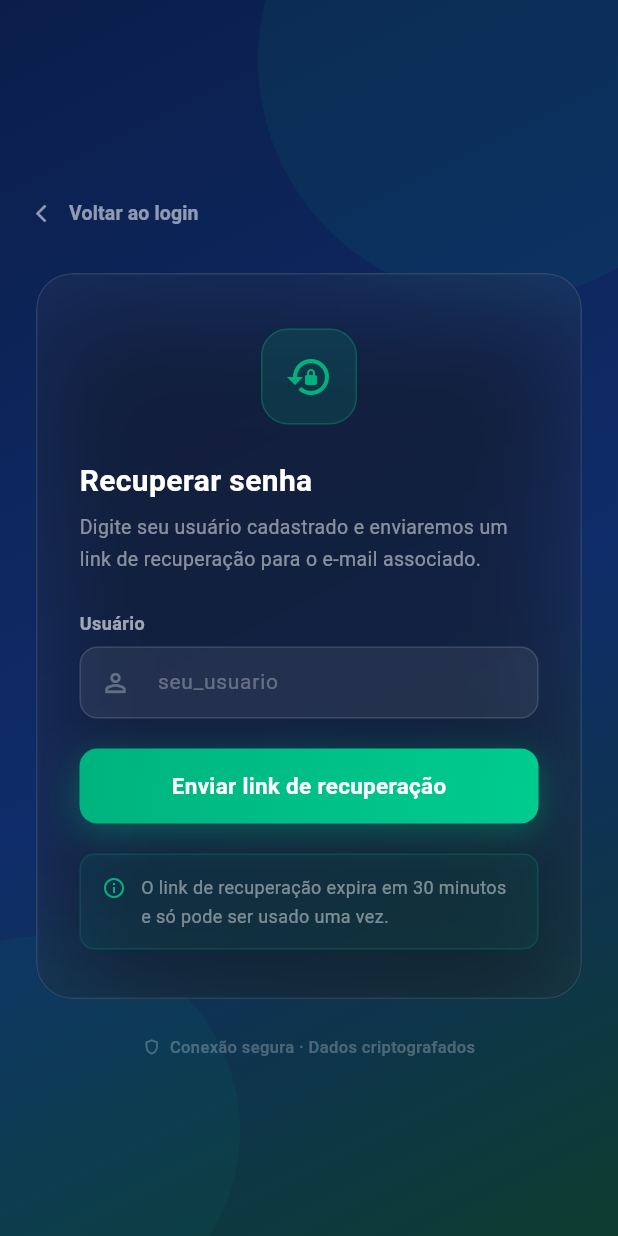
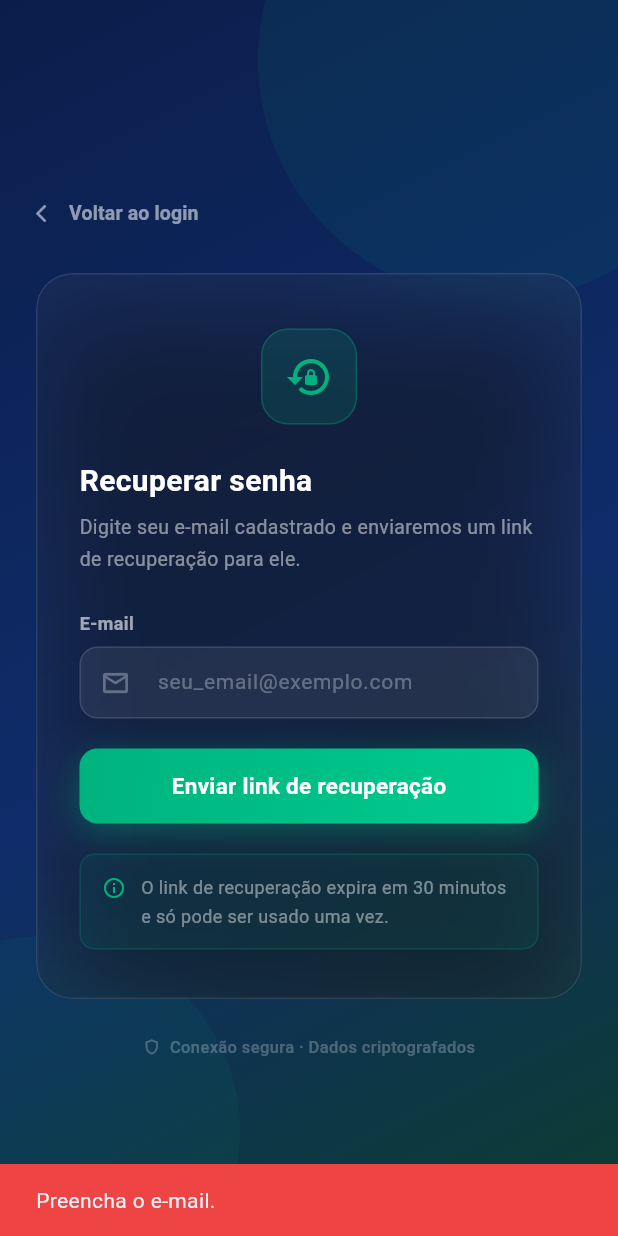
Before and after one commit to tavinskrt/equisim, a Flutter app: the _ForgotPasswordScreenContent screen opened directly, after a tap on "Enviar link de recuperação", on a phone screen of 412 x 824 dp. Run offline on Flutter 3.47's test engine with Material 3 defaults, Android fonts, the phone set to English and light mode, and no system bars; our stand-ins replace firebase_auth, firebase_core, flutter_dotenv; accounts and stored records are empty.

Commit message:
Sistema de Login via Firebase Auth implementado

```diff
--- a/lib/controllers/forgot_password_controller.dart
+++ b/lib/controllers/forgot_password_controller.dart
@@ -1,19 +1,39 @@
 import 'package:flutter/material.dart';
+import 'package:firebase_auth/firebase_auth.dart';
 
 class ForgotPasswordController extends ChangeNotifier {
-  String username = '';
+  String email = '';
+  bool isLoading = false;
 
-  void setUsername(String value) {
-    username = value;
+  void setEmail(String value) {
+    email = value.trim();
     notifyListeners();
   }
 
-  Future<bool> sendRecoveryLink() async {
-    if (username.trim().isEmpty) return false;
+  Future<String?> sendRecoveryLink() async {
+    if (email.isEmpty) return 'Preencha o e-mail.';
 
-    // Simula uma requisição de rede
-    await Future.delayed(const Duration(seconds: 1));
-    debugPrint('Link de recuperação enviado para o usuário: $username');
-    return true;
+    isLoading = true;
+    notifyListeners();
+
+    try {
+      await FirebaseAuth.instance.sendPasswordResetEmail(email: email);
+      isLoading = false;
+      notifyListeners();
+      return null; // Sucesso
+    } on FirebaseAuthException catch (e) {
+      isLoading = false;
+      notifyListeners();
+      if (e.code == 'user-not-found') {
+        return 'Nenhum usuário encontrado para esse e-mail.';
+      } else if (e.code == 'invalid-email') {
+        return 'O formato do e-mail é inválido.';
+      }
+      return 'Erro: ${e.message}';
+    } catch (e) {
+      isLoading = false;
+      notifyListeners();
+      return 'Erro inesperado: $e';
+    }
   }
 }
--- a/lib/controllers/login_controller.dart
+++ b/lib/controllers/login_controller.dart
@@ -1,12 +1,14 @@
 import 'package:flutter/material.dart';
+import 'package:firebase_auth/firebase_auth.dart';
 
 class LoginController extends ChangeNotifier {
-  String username = '';
+  String email = '';
   String password = '';
   bool showPassword = false;
+  bool isLoading = false;
 
-  void setUsername(String value) {
-    username = value;
+  void setEmail(String value) {
+    email = value.trim();
     notifyListeners();
   }
 
@@ -20,8 +22,39 @@ class LoginController extends ChangeNotifier {
     notifyListeners();
   }
 
-  Future<void> login() async {
-    debugPrint('Tentativa de login com o usuário: $username');
+  Future<String?> login() async {
+    if (email.isEmpty || password.isEmpty) {
+      return 'Preencha todos os campos.';
+    }
+
+    isLoading = true;
+    notifyListeners();
+
+    try {
+      await FirebaseAuth.instance.signInWithEmailAndPassword(
+        email: email,
+        password: password,
+      );
+      isLoading = false;
+      notifyListeners();
+      return null; // Sucesso
+    } on FirebaseAuthException catch (e) {
+      isLoading = false;
+      notifyListeners();
+      if (e.code == 'user-not-found') {
+        return 'Nenhum usuário encontrado para esse e-mail.';
+      } else if (e.code == 'wrong-password') {
+        return 'Senha incorreta fornecida para esse usuário.';
+      } else if (e.code == 'invalid-credential') {
+        return 'Credenciais inválidas.';
+      } else if (e.code == 'invalid-email') {
+        return 'O formato do e-mail é inválido.';
+      }
+      return 'Erro na autenticação: ${e.message}';
+    } catch (e) {
+      isLoading = false;
+      notifyListeners();
+      return 'Erro inesperado: $e';
+    }
   }
-
 }
--- a/lib/views/forgot_password_page.dart
+++ b/lib/views/forgot_password_page.dart
@@ -20,15 +20,22 @@ class _ForgotPasswordScreenContent extends StatelessWidget {
 
   void _submit(BuildContext context, ForgotPasswordController controller) async {
     FocusScope.of(context).unfocus();
-    final success = await controller.sendRecoveryLink();
-    if (success && context.mounted) {
+    final error = await controller.sendRecoveryLink();
+    if (context.mounted) {
+      if (error != null) {
+        ScaffoldMessenger.of(context).showSnackBar(
+          SnackBar(content: Text(error), backgroundColor: const Color(0xFFEF4444)),
+        );
+      } else {
         ScaffoldMessenger.of(context).showSnackBar(
           SnackBar(
-          content: Text('Link de recuperação enviado para o e-mail cadastrado do usuário ${controller.username}'),
+            content: Text('Link de recuperação enviado para o e-mail: ${controller.email}'),
             backgroundColor: const Color(0xFF00B37E),
             behavior: SnackBarBehavior.floating,
           ),
         );
+        Navigator.pop(context);
+      }
     }
   }
 
@@ -158,7 +165,7 @@ class _ForgotPasswordScreenContent extends StatelessWidget {
                                 ),
                                 const SizedBox(height: 8),
                                 Text(
-                                  'Digite seu usuário cadastrado e enviaremos um link de recuperação para o e-mail associado.',
+                                  'Digite seu e-mail cadastrado e enviaremos um link de recuperação para ele.',
                                   style: TextStyle(
                                     fontSize: 13,
                                     color: Colors.white.withValues(alpha: 0.5),
@@ -167,9 +174,8 @@ class _ForgotPasswordScreenContent extends StatelessWidget {
                                 ),
                                 const SizedBox(height: 24),
 
-                                /// Campo do usuário
                                 Text(
-                                  'Usuário',
+                                  'E-mail',
                                   style: TextStyle(
                                     fontSize: 12,
                                     fontWeight: FontWeight.w600,
@@ -179,13 +185,13 @@ class _ForgotPasswordScreenContent extends StatelessWidget {
                                 ),
                                 const SizedBox(height: 7),
                                 TextField(
-                                  onChanged: controller.setUsername,
+                                  onChanged: controller.setEmail,
                                   style: const TextStyle(color: Colors.white, fontSize: 14),
-                                  keyboardType: TextInputType.text,
+                                  keyboardType: TextInputType.emailAddress,
                                   decoration: InputDecoration(
-                                    hintText: 'seu_usuario',
+                                    hintText: 'seu_email@exemplo.com',
                                     hintStyle: TextStyle(color: Colors.white.withValues(alpha: 0.3)),
-                                    prefixIcon: Icon(Icons.person_outline, color: Colors.white.withValues(alpha: 0.3), size: 20),
+                                    prefixIcon: Icon(Icons.email_outlined, color: Colors.white.withValues(alpha: 0.3), size: 20),
                                     filled: true,
                                     fillColor: Colors.white.withValues(alpha: 0.07),
                                     contentPadding: const EdgeInsets.symmetric(vertical: 13, horizontal: 14),
@@ -225,15 +231,18 @@ class _ForgotPasswordScreenContent extends StatelessWidget {
                                     ],
                                   ),
                                   child: ElevatedButton(
-                                    onPressed: () => _submit(context, controller),
+                                    onPressed: controller.isLoading ? null : () => _submit(context, controller),
                                     style: ElevatedButton.styleFrom(
                                       backgroundColor: Colors.transparent,
+                                      disabledBackgroundColor: Colors.transparent,
                                       shadowColor: Colors.transparent,
                                       shape: RoundedRectangleBorder(
                                         borderRadius: BorderRadius.circular(12),
                                       ),
                                     ),
-                                    child: const Text(
+                                    child: controller.isLoading
+                                      ? const SizedBox(width: 24, height: 24, child: CircularProgressIndicator(color: Colors.white, strokeWidth: 2))
+                                      : const Text(
                                           'Enviar link de recuperação',
                                           style: TextStyle(
                                             fontSize: 15,
```
Also changed, not shown: lib/controllers/sign_up_controller.dart (+36 -7 lines), lib/views/login_page.dart (+18 -9 lines), lib/views/sign_up_page.dart (+14 -4 lines). Lines whose indentation alone changed are shown as unchanged.
